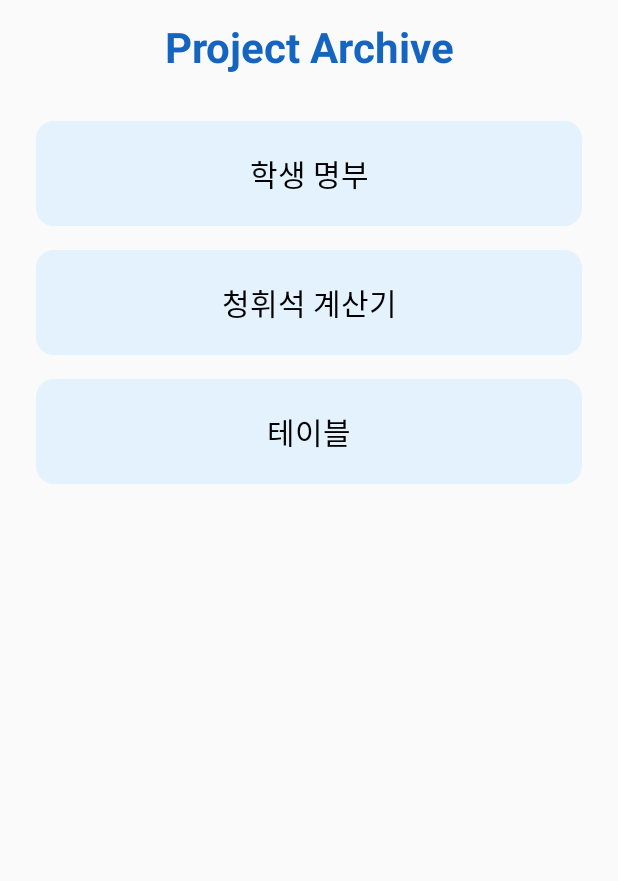
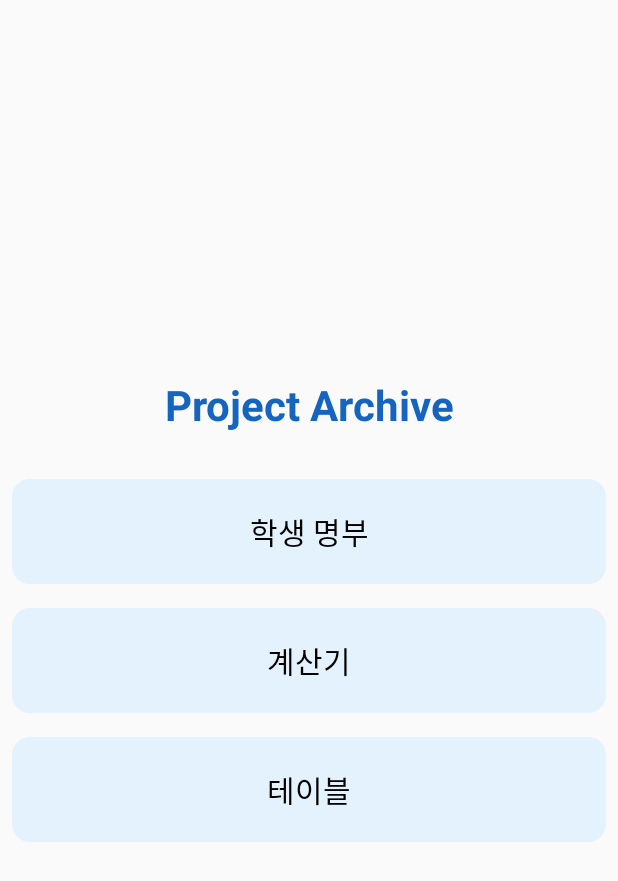
Before and after one commit to jungjae0821/ProjectArchive, an Android app built with Jetpack Compose: the screen it shows after launch (MainActivity), on a phone screen of 412 x 824 dp. Shown: the top 881 px of the screen. Run offline under Robolectric (Android 15) with nearby library versions, the phone set to English and light mode, and no system bars.

Commit message:
기초공사중

```diff
--- a/app/src/main/java/com/example/projectarchive/MainActivity.kt
+++ b/app/src/main/java/com/example/projectarchive/MainActivity.kt
@@ -30,26 +30,29 @@ class MainActivity : ComponentActivity() {
 fun MainMenuScreen() {
     val context = LocalContext.current // 화면 전환을 위한 Context
 
+    Box( // ✅ 화면 전체를 감싸서 중앙 정렬 적용
+        modifier = Modifier.fillMaxSize(),
+        contentAlignment = Alignment.Center // ✅ 중앙 정렬
+    ) {
         Column(
-        modifier = Modifier.fillMaxSize().padding(16.dp),
             horizontalAlignment = Alignment.CenterHorizontally
         ) {
             Text(
                 text = "Project Archive",
                 fontSize = 28.sp,
                 fontWeight = FontWeight.Bold,
-            color = Color(0xFF1565C0)
+                color = Color(0xFF1565C0), // 파란색 계열
+                modifier = Modifier.padding(bottom = 24.dp)
             )
 
-        Spacer(modifier = Modifier.height(24.dp))
-
-        // 클릭하면 학생 명부로 이동
+            // 버튼 중앙에 배치
             MenuCard("학생 명부") { context.startActivity(Intent(context, StudentListActivity::class.java)) }
-
-        MenuCard("청휘석 계산기") { context.startActivity(Intent(context, CalculatorActivity::class.java)) }
+            MenuCard("계산기") { context.startActivity(Intent(context, CalculatorActivity::class.java)) }
             MenuCard("테이블") { context.startActivity(Intent(context, TableActivity::class.java)) }
         }
     }
+}
+
 
 @Composable
 fun MenuCard(title: String, onClick: () -> Unit) {
```
Lines whose indentation alone changed are shown as unchanged.
